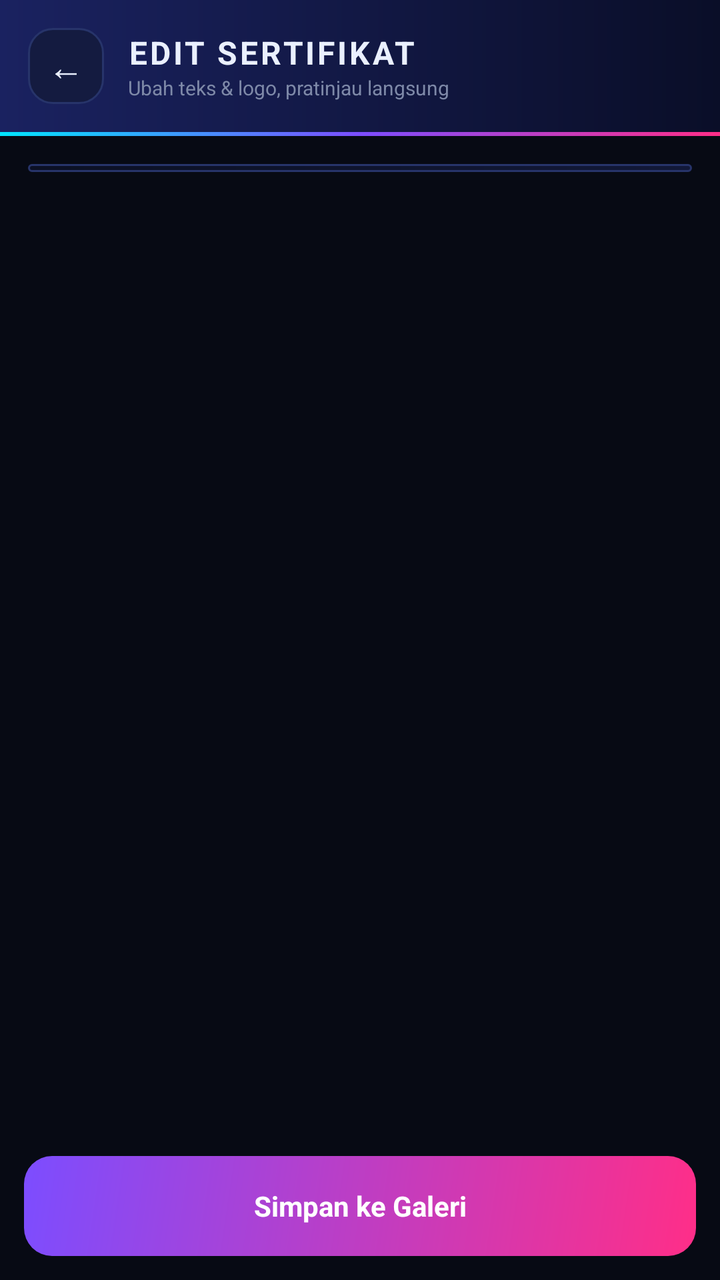
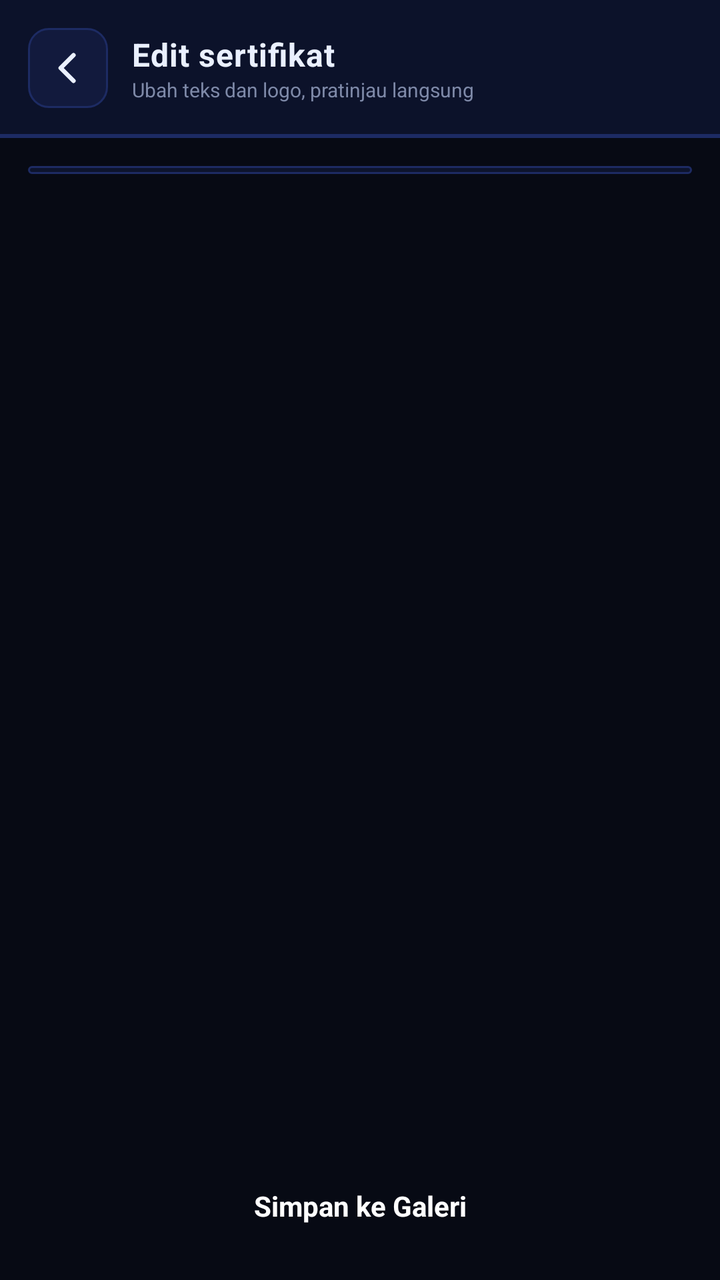

Two renders of the same Android screen: before a commit and after it. Below are the layout's source before the change and the commit's diff.
<!-- AndroidManifest.xml: application theme Theme.BracketLive -->
<!-- res/layout/activity_certificate.xml -->
<?xml version="1.0" encoding="utf-8"?>
<LinearLayout xmlns:android="http://schemas.android.com/apk/res/android"
    android:layout_width="match_parent"
    android:layout_height="match_parent"
    android:orientation="vertical"
    android:background="@color/bg">

    <LinearLayout
        android:layout_width="match_parent"
        android:layout_height="wrap_content"
        android:orientation="horizontal"
        android:gravity="center_vertical"
        android:padding="14dp"
        android:background="@drawable/bg_header">

        <TextView
            android:id="@+id/btnBack"
            android:layout_width="38dp"
            android:layout_height="38dp"
            android:gravity="center"
            android:text="←"
            android:textColor="@color/text"
            android:textSize="18sp"
            android:background="@drawable/bg_chip" />

        <LinearLayout
            android:layout_width="0dp"
            android:layout_height="wrap_content"
            android:layout_weight="1"
            android:layout_marginStart="12dp"
            android:orientation="vertical">

            <TextView
                android:layout_width="wrap_content"
                android:layout_height="wrap_content"
                android:text="EDIT SERTIFIKAT"
                android:textColor="@color/text"
                android:textSize="16sp"
                android:textStyle="bold"
                android:letterSpacing="0.08" />

            <TextView
                android:layout_width="wrap_content"
                android:layout_height="wrap_content"
                android:text="Ubah teks &amp; logo, pratinjau langsung"
                android:textColor="@color/muted"
                android:textSize="10sp" />
        </LinearLayout>
    </LinearLayout>

    <View
        android:layout_width="match_parent"
        android:layout_height="2dp"
        android:background="@drawable/bg_neon_line" />

    <ScrollView
        android:layout_width="match_parent"
        android:layout_height="0dp"
        android:layout_weight="1">

        <LinearLayout
            android:layout_width="match_parent"
            android:layout_height="wrap_content"
            android:orientation="vertical"
            android:padding="14dp">

            <ImageView
                android:id="@+id/ivPreview"
                android:layout_width="match_parent"
                android:layout_height="wrap_content"
                android:adjustViewBounds="true"
                android:scaleType="fitCenter"
                android:padding="2dp"
                android:background="@drawable/bg_card"
                android:contentDescription="Pratinjau sertifikat" />

            <LinearLayout
                android:id="@+id/formContainer"
                android:layout_width="match_parent"
                android:layout_height="wrap_content"
                android:orientation="vertical"
                android:layout_marginTop="8dp"
                android:paddingBottom="12dp" />
        </LinearLayout>
    </ScrollView>

    <TextView
        android:id="@+id/btnSave"
        android:layout_width="match_parent"
        android:layout_height="50dp"
        android:layout_margin="12dp"
        android:gravity="center"
        android:text="Simpan ke Galeri"
        android:textColor="#FFFFFF"
        android:textSize="14sp"
        android:textStyle="bold"
        android:background="@drawable/bg_btn_primary" />
</LinearLayout>
<!-- resources referenced by this layout -->
<resources>
  <color name="bg">#070A14</color>
  <color name="muted">#7E89A8</color>
  <color name="text">#EAF0FF</color>
  <!-- drawable bg_btn_primary (drawable) -->
  <?xml version="1.0" encoding="utf-8"?>
  <shape xmlns:android="http://schemas.android.com/apk/res/android" android:shape="rectangle">
      <gradient android:startColor="?attr/blAccent2" android:endColor="?attr/blAccent3" android:angle="135"/>
      <corners android:radius="14dp"/>
  </shape>
  <!-- drawable bg_card (drawable) -->
  <?xml version="1.0" encoding="utf-8"?>
  <shape xmlns:android="http://schemas.android.com/apk/res/android" android:shape="rectangle">
      <gradient android:startColor="?attr/blSurface" android:endColor="?attr/blSurface3" android:angle="135"/>
      <corners android:radius="18dp"/>
      <stroke android:width="1dp" android:color="?attr/blStroke"/>
  </shape>
  <!-- drawable bg_chip (drawable) -->
  <?xml version="1.0" encoding="utf-8"?>
  <shape xmlns:android="http://schemas.android.com/apk/res/android" android:shape="rectangle">
      <solid android:color="?attr/blSurface2"/>
      <corners android:radius="12dp"/>
      <stroke android:width="1dp" android:color="?attr/blStroke"/>
  </shape>
  <!-- drawable bg_header (drawable) -->
  <?xml version="1.0" encoding="utf-8"?>
  <shape xmlns:android="http://schemas.android.com/apk/res/android" android:shape="rectangle">
      <gradient android:startColor="?attr/blHeader1" android:endColor="?attr/blHeader2" android:angle="0"/>
  </shape>
  <!-- drawable bg_neon_line (drawable) -->
  <?xml version="1.0" encoding="utf-8"?>
  <shape xmlns:android="http://schemas.android.com/apk/res/android" android:shape="rectangle">
      <gradient android:startColor="?attr/blAccent1" android:centerColor="?attr/blAccent3" android:endColor="?attr/blAccent2" android:angle="0"/>
  </shape>
  <style name="Theme.BracketLive" parent="Theme.MaterialComponents.DayNight.NoActionBar">
          <item name="blBg1">#0B1030</item>
          <item name="blBg2">#04050C</item>
          <item name="blHeader1">#1A2260</item>
          <item name="blHeader2">#0A0E28</item>
          <item name="blSurface">#111838</item>
          <item name="blSurface2">#141B40</item>
          <item name="blSurface3">#0B1024</item>
          <item name="blStroke">#27346A</item>
          <item name="blAccent1">#00E5FF</item>
          <item name="blAccent2">#FF2E88</item>
          <item name="blAccent3">#7C4DFF</item>
          <item name="blAccent1B">#3D7BFF</item>
          <item name="blAccent1A">#6600E5FF</item>
          <item name="blAccent2A">#66FF2E88</item>
          <item name="blAccent1S">#2200E5FF</item>
          <item name="blAccent2S">#22FF2E88</item>
          <item name="colorPrimary">?attr/blAccent1</item>
          <item name="colorPrimaryVariant">?attr/blAccent1B</item>
          <item name="colorSecondary">?attr/blAccent2</item>
          <item name="android:statusBarColor">?attr/blBg1</item>
          <item name="android:navigationBarColor">?attr/blBg2</item>
          <item name="android:windowBackground">?attr/blBg2</item>
          <item name="android:textColor">@color/text</item>
          <item name="android:textColorPrimary">@color/text</item>
          <item name="android:windowAnimationStyle">@style/BLWindowAnim</item>
      </style>
  <style name="BLWindowAnim" parent="">
          <item name="android:activityOpenEnterAnimation">@anim/bl_slide_in_right</item>
          <item name="android:activityOpenExitAnimation">@anim/bl_fade_out_left</item>
          <item name="android:activityCloseEnterAnimation">@anim/bl_fade_in_left</item>
          <item name="android:activityCloseExitAnimation">@anim/bl_slide_out_right</item>
      </style>
</resources>

<!-- the commit's change to res/layout/activity_certificate.xml (unified diff, before → after) -->
@@ -13,15 +13,14 @@
         android:padding="14dp"
         android:background="@drawable/bg_header">
 
-        <TextView
+        <ImageView
             android:id="@+id/btnBack"
-            android:layout_width="38dp"
-            android:layout_height="38dp"
-            android:gravity="center"
-            android:text="←"
-            android:textColor="@color/text"
-            android:textSize="18sp"
-            android:background="@drawable/bg_chip" />
+            android:layout_width="40dp"
+            android:layout_height="40dp"
+            android:padding="9dp"
+            android:src="@drawable/ic_back"
+            android:background="@drawable/bg_chip"
+            android:contentDescription="Kembali" />
 
         <LinearLayout
             android:layout_width="0dp"
@@ -33,16 +32,16 @@
             <TextView
                 android:layout_width="wrap_content"
                 android:layout_height="wrap_content"
-                android:text="EDIT SERTIFIKAT"
+                android:text="Edit sertifikat"
                 android:textColor="@color/text"
                 android:textSize="16sp"
                 android:textStyle="bold"
-                android:letterSpacing="0.08" />
+                android:letterSpacing="0.02" />
 
             <TextView
                 android:layout_width="wrap_content"
                 android:layout_height="wrap_content"
-                android:text="Ubah teks &amp; logo, pratinjau langsung"
+                android:text="Ubah teks dan logo, pratinjau langsung"
                 android:textColor="@color/muted"
                 android:textSize="10sp" />
         </LinearLayout>
@@ -50,8 +49,8 @@
 
     <View
         android:layout_width="match_parent"
-        android:layout_height="2dp"
-        android:background="@drawable/bg_neon_line" />
+        android:layout_height="1dp"
+        android:background="?attr/blStroke" />
 
     <ScrollView
         android:layout_width="match_parent"
@@ -94,5 +93,5 @@
         android:textColor="#FFFFFF"
         android:textSize="14sp"
         android:textStyle="bold"
-        android:background="@drawable/bg_btn_primary" />
+        android:tag="skin:primary" />
 </LinearLayout>
<!-- resource entries referenced after the edit -->
@@ -3,56 +3,44 @@
   <color name="bg">#070A14</color>
   <color name="muted">#7E89A8</color>
   <color name="text">#EAF0FF</color>
-  <!-- drawable bg_btn_primary (drawable) -->
-  <?xml version="1.0" encoding="utf-8"?>
-  <shape xmlns:android="http://schemas.android.com/apk/res/android" android:shape="rectangle">
-      <gradient android:startColor="?attr/blAccent2" android:endColor="?attr/blAccent3" android:angle="135"/>
-      <corners android:radius="14dp"/>
-  </shape>
   <!-- drawable bg_card (drawable) -->
   <?xml version="1.0" encoding="utf-8"?>
   <shape xmlns:android="http://schemas.android.com/apk/res/android" android:shape="rectangle">
-      <gradient android:startColor="?attr/blSurface" android:endColor="?attr/blSurface3" android:angle="135"/>
-      <corners android:radius="18dp"/>
+      <solid android:color="?attr/blSurface"/>
+      <corners android:radius="14dp"/>
       <stroke android:width="1dp" android:color="?attr/blStroke"/>
   </shape>
   <!-- drawable bg_chip (drawable) -->
   <?xml version="1.0" encoding="utf-8"?>
   <shape xmlns:android="http://schemas.android.com/apk/res/android" android:shape="rectangle">
       <solid android:color="?attr/blSurface2"/>
-      <corners android:radius="12dp"/>
+      <corners android:radius="10dp"/>
       <stroke android:width="1dp" android:color="?attr/blStroke"/>
   </shape>
   <!-- drawable bg_header (drawable) -->
   <?xml version="1.0" encoding="utf-8"?>
-  <shape xmlns:android="http://schemas.android.com/apk/res/android" android:shape="rectangle">
-      <gradient android:startColor="?attr/blHeader1" android:endColor="?attr/blHeader2" android:angle="0"/>
-  </shape>
-  <!-- drawable bg_neon_line (drawable) -->
+  <layer-list xmlns:android="http://schemas.android.com/apk/res/android">
+      <item><shape android:shape="rectangle"><solid android:color="?attr/blHeader1"/></shape></item>
+      <item android:gravity="bottom"><shape android:shape="rectangle"><size android:height="1dp"/><solid android:color="?attr/blStroke"/></shape></item>
+  </layer-list>
+  <!-- drawable ic_back (drawable) -->
   <?xml version="1.0" encoding="utf-8"?>
-  <shape xmlns:android="http://schemas.android.com/apk/res/android" android:shape="rectangle">
-      <gradient android:startColor="?attr/blAccent1" android:centerColor="?attr/blAccent3" android:endColor="?attr/blAccent2" android:angle="0"/>
-  </shape>
+  <vector xmlns:android="http://schemas.android.com/apk/res/android"
+      android:width="24dp" android:height="24dp" android:viewportWidth="24" android:viewportHeight="24">
+      <path android:fillColor="#00000000" android:strokeColor="#EAF0FF" android:strokeWidth="2.4" android:strokeLineCap="round" android:strokeLineJoin="round" android:pathData="M15,5 L8,12 L15,19"/>
+  </vector>
   <style name="Theme.BracketLive" parent="Theme.MaterialComponents.DayNight.NoActionBar">
-          <item name="blBg1">#0B1030</item>
-          <item name="blBg2">#04050C</item>
-          <item name="blHeader1">#1A2260</item>
-          <item name="blHeader2">#0A0E28</item>
-          <item name="blSurface">#111838</item>
-          <item name="blSurface2">#141B40</item>
-          <item name="blSurface3">#0B1024</item>
-          <item name="blStroke">#27346A</item>
-          <item name="blAccent1">#00E5FF</item>
-          <item name="blAccent2">#FF2E88</item>
-          <item name="blAccent3">#7C4DFF</item>
-          <item name="blAccent1B">#3D7BFF</item>
-          <item name="blAccent1A">#6600E5FF</item>
-          <item name="blAccent2A">#66FF2E88</item>
-          <item name="blAccent1S">#2200E5FF</item>
-          <item name="blAccent2S">#22FF2E88</item>
-          <item name="colorPrimary">?attr/blAccent1</item>
-          <item name="colorPrimaryVariant">?attr/blAccent1B</item>
-          <item name="colorSecondary">?attr/blAccent2</item>
+          <item name="blBg1">#090D1E</item>
+          <item name="blBg2">#050710</item>
+          <item name="blHeader1">#0C122A</item>
+          <item name="blHeader2">#0A0F22</item>
+          <item name="blSurface">#0D142D</item>
+          <item name="blSurface2">#121A3D</item>
+          <item name="blSurface3">#0A0F22</item>
+          <item name="blStroke">#1D2B63</item>
+          <item name="colorPrimary">@color/text</item>
+          <item name="colorPrimaryVariant">@color/muted_light</item>
+          <item name="colorSecondary">@color/text</item>
           <item name="android:statusBarColor">?attr/blBg1</item>
           <item name="android:navigationBarColor">?attr/blBg2</item>
           <item name="android:windowBackground">?attr/blBg2</item>
@@ -60,6 +48,7 @@
           <item name="android:textColorPrimary">@color/text</item>
           <item name="android:windowAnimationStyle">@style/BLWindowAnim</item>
       </style>
+  <color name="muted_light">#A9B4D4</color>
   <style name="BLWindowAnim" parent="">
           <item name="android:activityOpenEnterAnimation">@anim/bl_slide_in_right</item>
           <item name="android:activityOpenExitAnimation">@anim/bl_fade_out_left</item>
